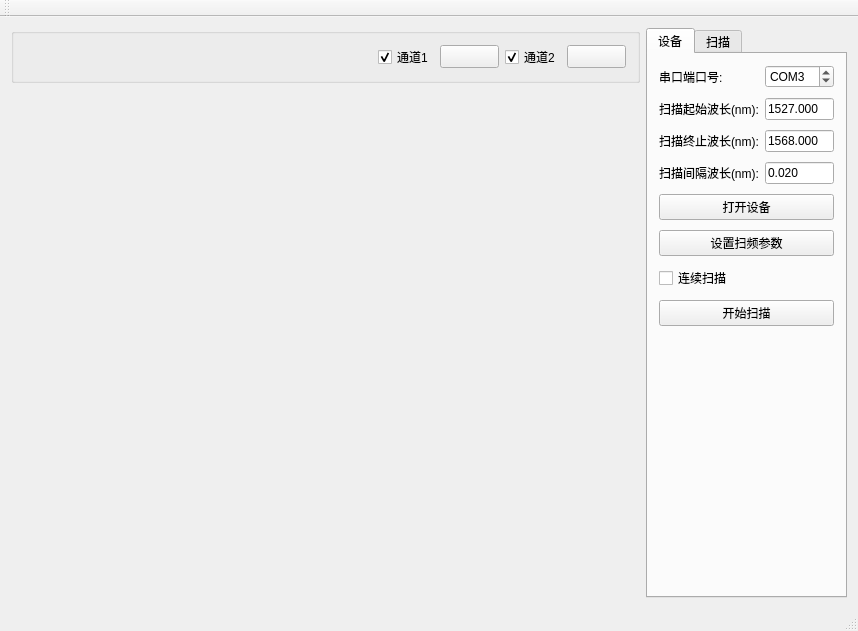
Before: the Qt Designer form FBGsensor/fbgsensor.ui in gao5254/FBGsensor, drawn with Qt 5.
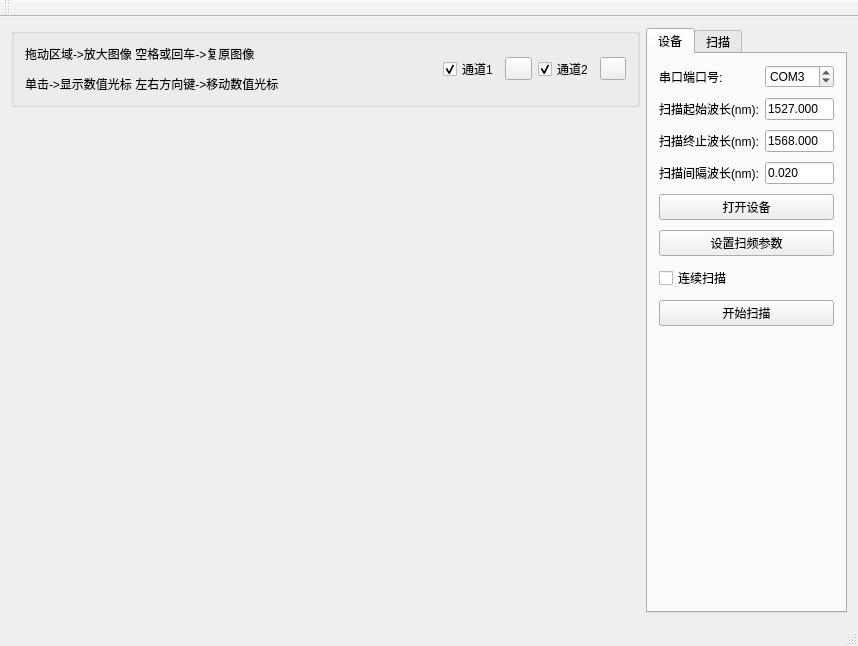
After: the same form once the commit is applied. Custom widgets are drawn as their Qt base class.

Commit message: 编写缩放功能5

The edit to the form file:
```diff
--- a/FBGsensor/fbgsensor.ui
+++ b/FBGsensor/fbgsensor.ui
@@ -22,7 +22,14 @@
         <property name="title">
          <string/>
         </property>
-        <layout class="QHBoxLayout" name="horizontalLayout" stretch="6,1,1,1,1">
+        <layout class="QHBoxLayout" name="horizontalLayout" stretch="0,6,1,1,1,1">
+         <item>
+          <widget class="QLabel" name="label_5">
+           <property name="text">
+            <string>&lt;html&gt;&lt;head/&gt;&lt;body&gt;&lt;p&gt;拖动区域-&amp;gt;放大图像 空格或回车-&amp;gt;复原图像&lt;/p&gt;&lt;p&gt;单击-&amp;gt;显示数值光标 左右方向键-&amp;gt;移动数值光标&lt;/p&gt;&lt;/body&gt;&lt;/html&gt;</string>
+           </property>
+          </widget>
+         </item>
          <item>
           <spacer name="horizontalSpacer">
            <property name="orientation">
```
The commit also changes 2 other files.
